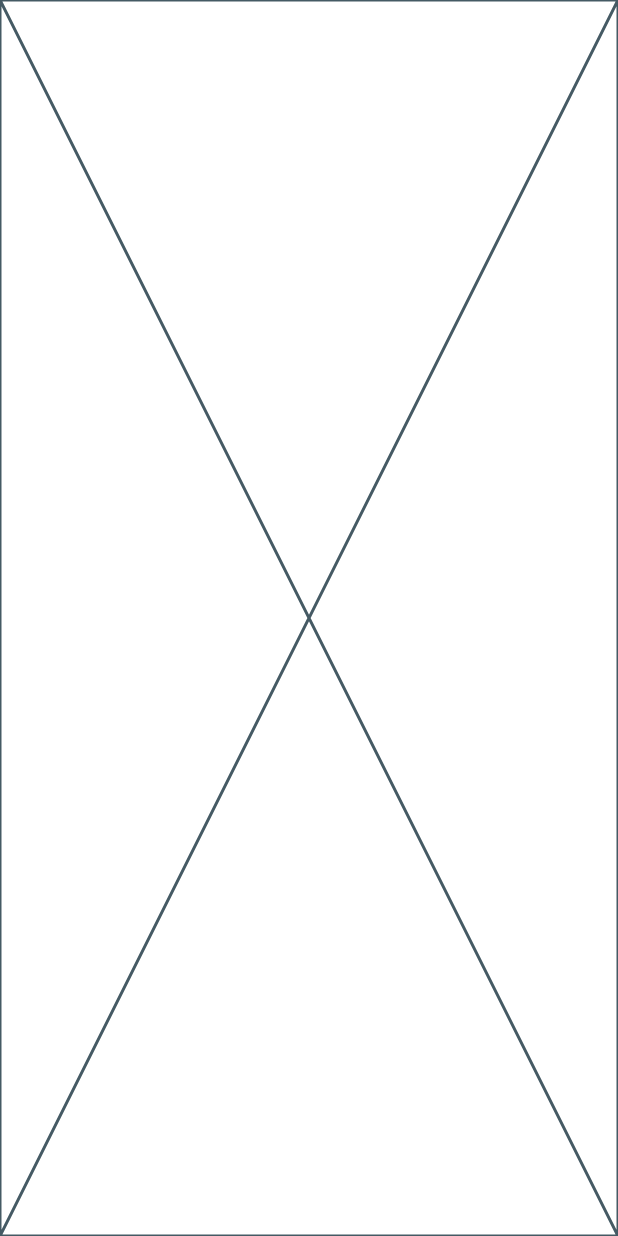
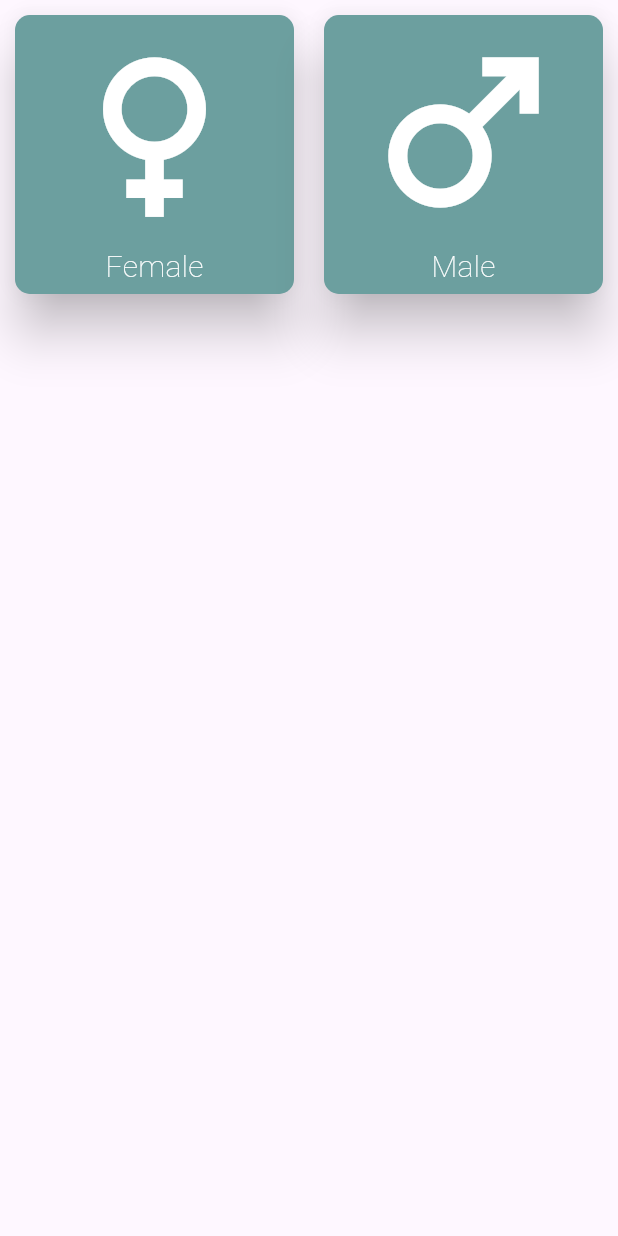
Before and after one commit to jannatulferdous2730/flutter_bmi_calculator, a Flutter app: the screen it shows after launch, on a phone screen of 412 x 824 dp. Run offline on Flutter 3.47's test engine with Material 3 defaults, Android fonts, the phone set to English and light mode, and no system bars; our stand-ins replace google_fonts.

Commit message:
-gender card added

```diff
--- a/lib/home_page.dart
+++ b/lib/home_page.dart
@@ -10,6 +10,80 @@ class HomePage extends StatefulWidget {
 class _HomePageState extends State<HomePage> {
   @override
   Widget build(BuildContext context) {
-    return const Placeholder();
+    return Scaffold(
+      body: Row(
+        children: [
+          Expanded(
+            child: GridView.count(
+              crossAxisCount: 2,
+              childAspectRatio: 2/2,
+            children: [
+              GestureDetector(
+                onTap: ()
+                {
+
+                },
+                child: Card(
+                  elevation: 14,
+                  color: Colors.grey,
+                  margin: EdgeInsets.all(10),
+                  child: Container(
+                    decoration: BoxDecoration(shape: BoxShape.rectangle,
+                    borderRadius: BorderRadius.circular(10),
+                    color: Color(0xFF6C9F9F)),
+                    child: Column(
+                      mainAxisAlignment: MainAxisAlignment.center,
+                      children: [
+                        Icon(Icons.female_outlined,
+                        size: 150,
+                        color: Colors.white,),
+
+
+                        Text("Female", style: TextStyle(
+                          color: Colors.white, fontSize: 20,
+                          fontWeight: FontWeight.w200,
+                        ),)
+                      ],
+                    ),
+                  ),
+                ),
+              ),
+              GestureDetector(
+                onTap: ()
+                {
+
+                },
+                child: Card(
+                  elevation: 14,
+                  color: Colors.grey,
+                  margin: EdgeInsets.all(10),
+                  child: Container(
+                    decoration: BoxDecoration(shape: BoxShape.rectangle,
+                        borderRadius: BorderRadius.circular(10),
+                        color: Color(0xFF6C9F9F)),
+                    child: Column(
+                       mainAxisAlignment: MainAxisAlignment.center,
+                      children: [
+                        Icon(Icons.male_outlined,
+                          size: 150,
+                          color: Colors.white,),
+
+
+                        Text("Male", style: TextStyle(
+                          color: Colors.white, fontSize: 20,
+                          fontWeight: FontWeight.w200,
+                        ),)
+                      ],
+                    ),
+                  ),
+                ),
+              ),
+
+
+            ],),
+          ),
+        ],
+      ),
+    );
   }
 }
--- a/lib/splash_screen.dart
+++ b/lib/splash_screen.dart
@@ -45,19 +45,24 @@ class _SplashScreenState extends State<SplashScreen> {
             width: 250,
             height: 200,),
 
-            SizedBox(width: 0,),
+            //SizedBox(width: 0,),
 
-            Text("BMI CALCULATOR", style: GoogleFonts.acme(
-              fontSize: 30,
-              fontWeight: FontWeight.bold,
-              color: Colors.teal,
-            ),),
+            Transform.translate(
+              offset: Offset(0, -40),
+              child: Center(
+                child: Text("CALCULATOR", style: GoogleFonts.acme(
+                  fontSize: 30,
+                  fontWeight: FontWeight.bold,
+                  color: Colors.teal,
+                ),),
+              ),
+            ),
 
-            SizedBox(height: 15,),
+            SizedBox(height: 10,),
 
             LinearProgressIndicator(
               color: Color(0xFF9ACFCF),
-              minHeight: 5,
+              minHeight: 3,
             )
           ],
 
```
